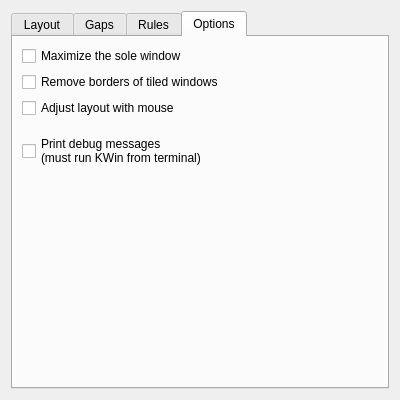
Bismuth-Forge/bismuth, file res/config.ui: the form before one commit.
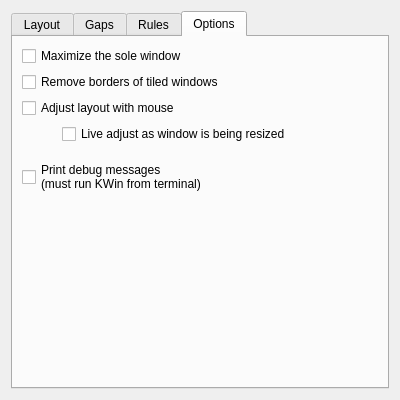
The form after the commit. The open tabs and pages were chosen to show the change.

Commit message: add option for live adjustment of layout

Patch:
```diff
--- a/res/config.ui
+++ b/res/config.ui
@@ -425,6 +425,23 @@
          </property>
         </widget>
        </item>
+       <item>
+        <layout class="QVBoxLayout" name="mouseAdjustLayoutLayout">
+         <property name="leftMargin">
+          <number>40</number>
+         </property>
+         <item>
+          <widget class="QCheckBox" name="kcfg_adjustLayoutLive">
+           <property name="toolTip">
+            <string/>
+           </property>
+           <property name="text">
+            <string>Live adjust as window is being resized</string>
+           </property>
+          </widget>
+         </item>
+        </layout>
+       </item>
        <item>
         <spacer name="debugSpacer">
          <property name="orientation">
```
The commit also changes 4 other files.
